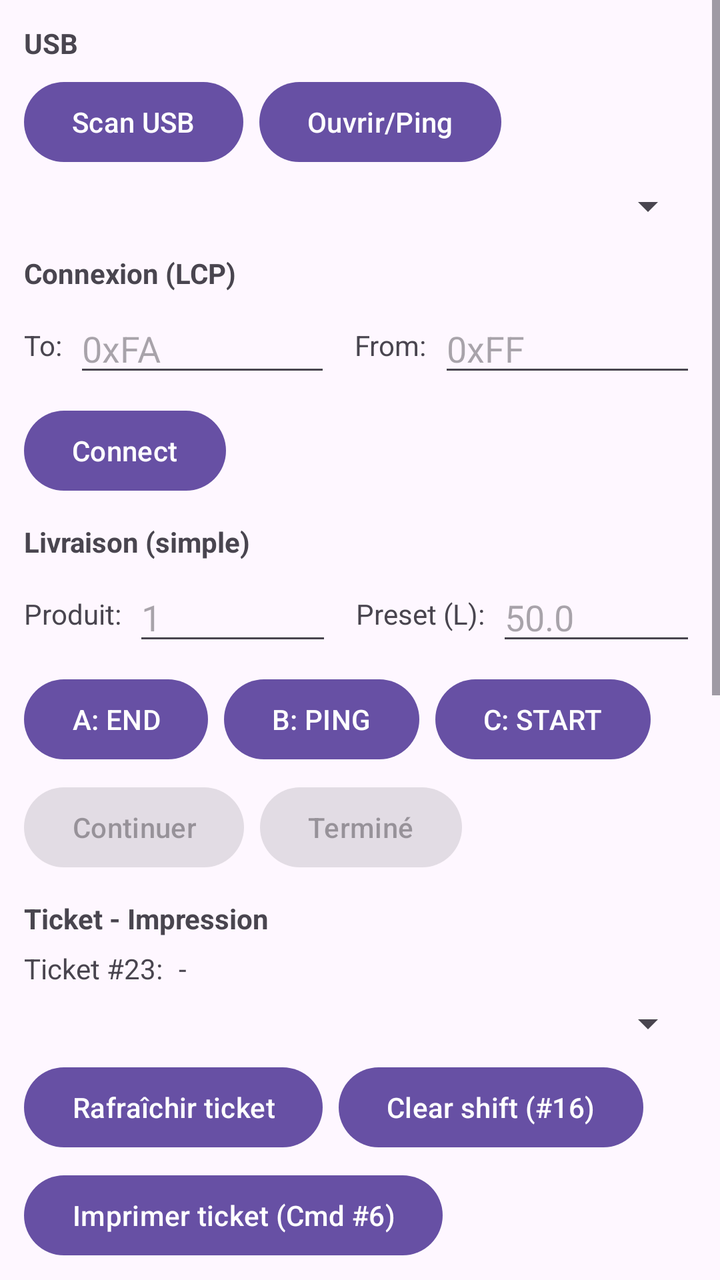
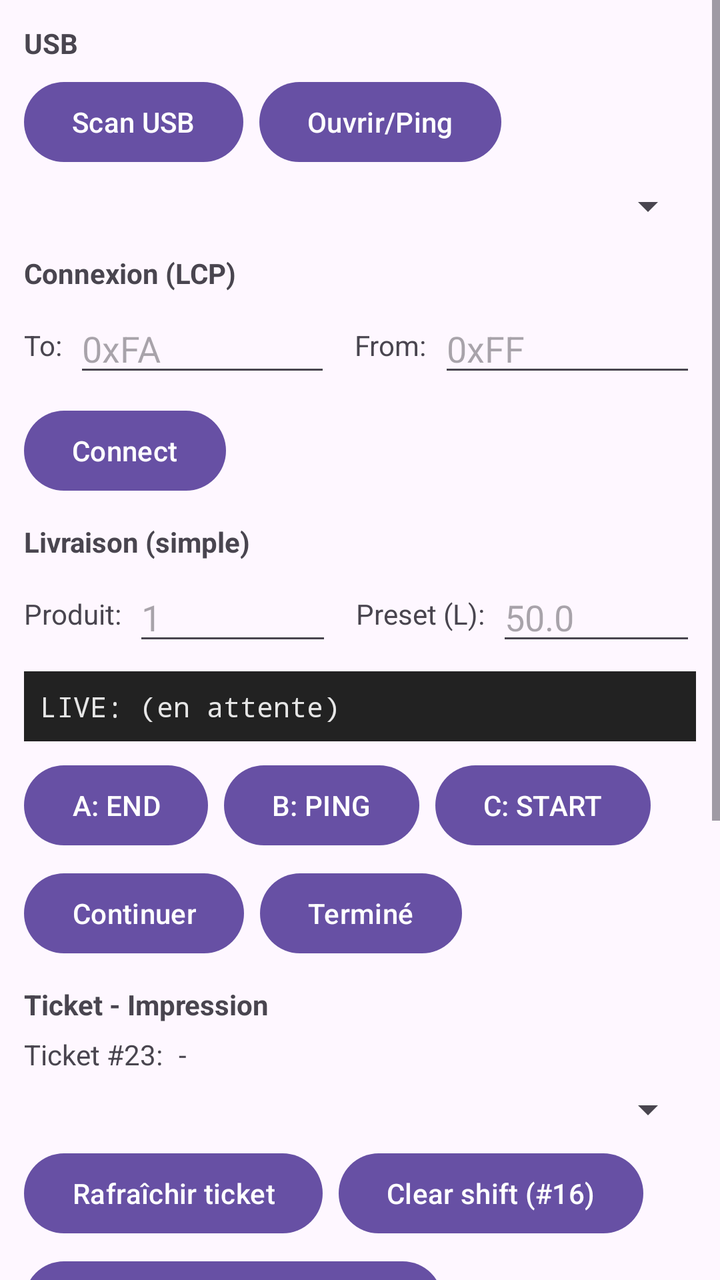

Compare the two renders of this Android layout. The source of the first and the diff that turns it into the second are given below.
<!-- AndroidManifest.xml: application theme Theme.Material3.DayNight.NoActionBar -->
<!-- res/layout/activity_main.xml -->
<ScrollView xmlns:android="http://schemas.android.com/apk/res/android"
    android:id="@+id/rootScroll"
    android:layout_width="match_parent"
    android:layout_height="match_parent"
    android:fillViewport="true">

    <LinearLayout
        android:id="@+id/root"
        android:layout_width="match_parent"
        android:layout_height="wrap_content"
        android:orientation="vertical"
        android:padding="12dp">

        
        <TextView
            android:id="@+id/lblUsb"
            android:layout_width="wrap_content"
            android:layout_height="wrap_content"
            android:text="USB"
            android:textStyle="bold"
            android:paddingBottom="6dp" />

        <LinearLayout
            android:layout_width="match_parent"
            android:layout_height="wrap_content"
            android:orientation="horizontal">

            <Button
                android:id="@+id/btnScanUsb"
                android:layout_width="wrap_content"
                android:layout_height="wrap_content"
                android:text="Scan USB" />

            <Button
                android:id="@+id/btnPingUsb"
                android:layout_width="wrap_content"
                android:layout_height="wrap_content"
                android:text="Ouvrir/Ping"
                android:layout_marginStart="8dp" />
        </LinearLayout>

        <Spinner
            android:id="@+id/spnUsbDevices"
            android:layout_width="match_parent"
            android:layout_height="wrap_content"
            android:layout_marginTop="6dp" />

        
        <TextView
            android:id="@+id/lblConn"
            android:layout_width="wrap_content"
            android:layout_height="wrap_content"
            android:text="Connexion (LCP)"
            android:textStyle="bold"
            android:paddingTop="12dp"
            android:paddingBottom="6dp" />

        <LinearLayout
            android:layout_width="match_parent"
            android:layout_height="wrap_content"
            android:orientation="horizontal">

            <TextView
                android:layout_width="wrap_content"
                android:layout_height="wrap_content"
                android:text="To:"
                android:layout_gravity="center_vertical"
                android:paddingEnd="6dp" />

            <EditText
                android:id="@+id/edtTo"
                android:layout_width="0dp"
                android:layout_height="wrap_content"
                android:layout_weight="1"
                android:hint="0xFA"
                android:inputType="text"
                android:maxLines="1" />

            <TextView
                android:layout_width="wrap_content"
                android:layout_height="wrap_content"
                android:text="From:"
                android:layout_gravity="center_vertical"
                android:paddingStart="12dp"
                android:paddingEnd="6dp" />

            <EditText
                android:id="@+id/edtFrom"
                android:layout_width="0dp"
                android:layout_height="wrap_content"
                android:layout_weight="1"
                android:hint="0xFF"
                android:inputType="text"
                android:maxLines="1" />
        </LinearLayout>

        <Button
            android:id="@+id/btnConnect"
            android:layout_width="wrap_content"
            android:layout_height="wrap_content"
            android:text="Connect"
            android:layout_marginTop="8dp" />

        
        <TextView
            android:id="@+id/lblDelivery"
            android:layout_width="wrap_content"
            android:layout_height="wrap_content"
            android:text="Livraison (simple)"
            android:textStyle="bold"
            android:paddingTop="12dp"
            android:paddingBottom="6dp" />

        <LinearLayout
            android:layout_width="match_parent"
            android:layout_height="wrap_content"
            android:orientation="horizontal">

            <TextView
                android:layout_width="wrap_content"
                android:layout_height="wrap_content"
                android:text="Produit:"
                android:layout_gravity="center_vertical"
                android:paddingEnd="6dp" />

            <EditText
                android:id="@+id/edtProduct"
                android:layout_width="0dp"
                android:layout_height="wrap_content"
                android:layout_weight="1"
                android:hint="1"
                android:inputType="number"
                android:maxLines="1" />

            <TextView
                android:layout_width="wrap_content"
                android:layout_height="wrap_content"
                android:text="Preset (L):"
                android:layout_gravity="center_vertical"
                android:paddingStart="12dp"
                android:paddingEnd="6dp" />

            <EditText
                android:id="@+id/edtPreset"
                android:layout_width="0dp"
                android:layout_height="wrap_content"
                android:layout_weight="1"
                android:hint="50.0"
                android:inputType="numberDecimal"
                android:maxLines="1" />
        </LinearLayout>

        
        <LinearLayout
            android:layout_width="match_parent"
            android:layout_height="wrap_content"
            android:orientation="horizontal"
            android:layout_marginTop="8dp">

            <Button
                android:id="@+id/btnA"
                android:layout_width="wrap_content"
                android:layout_height="wrap_content"
                android:text="A: END" />

            <Button
                android:id="@+id/btnB"
                android:layout_width="wrap_content"
                android:layout_height="wrap_content"
                android:text="B: PING"
                android:layout_marginStart="8dp" />

            <Button
                android:id="@+id/btnC"
                android:layout_width="wrap_content"
                android:layout_height="wrap_content"
                android:text="C: START"
                android:layout_marginStart="8dp" />
        </LinearLayout>

        
        <LinearLayout
            android:layout_width="match_parent"
            android:layout_height="wrap_content"
            android:orientation="horizontal"
            android:layout_marginTop="6dp">

            <Button
                android:id="@+id/btnContinue"
                android:layout_width="wrap_content"
                android:layout_height="wrap_content"
                android:text="Continuer"
                android:enabled="false" />

            <Button
                android:id="@+id/btnFinish"
                android:layout_width="wrap_content"
                android:layout_height="wrap_content"
                android:text="Terminé"
                android:layout_marginStart="8dp"
                android:enabled="false" />
        </LinearLayout>

        
        <TextView
            android:id="@+id/lblTicket"
            android:layout_width="wrap_content"
            android:layout_height="wrap_content"
            android:text="Ticket - Impression"
            android:textStyle="bold"
            android:paddingTop="12dp"
            android:paddingBottom="6dp" />

        
        <LinearLayout
            android:layout_width="match_parent"
            android:layout_height="wrap_content"
            android:orientation="horizontal"
            android:gravity="center_vertical">

            <TextView
                android:layout_width="wrap_content"
                android:layout_height="wrap_content"
                android:text="Ticket #23:"
                android:paddingEnd="8dp" />

            <TextView
                android:id="@+id/txtTicketNumber"
                android:layout_width="wrap_content"
                android:layout_height="wrap_content"
                android:text="-" />
        </LinearLayout>

        
        <Spinner
            android:id="@+id/spnTicketRequired"
            android:layout_width="match_parent"
            android:layout_height="wrap_content"
            android:layout_marginTop="6dp" />

        <LinearLayout
            android:layout_width="match_parent"
            android:layout_height="wrap_content"
            android:orientation="horizontal"
            android:layout_marginTop="6dp">

            <Button
                android:id="@+id/btnRefreshTicket"
                android:layout_width="wrap_content"
                android:layout_height="wrap_content"
                android:text="Rafraîchir ticket" />

            <Button
                android:id="@+id/btnClearShift"
                android:layout_width="wrap_content"
                android:layout_height="wrap_content"
                android:text="Clear shift (#16)"
                android:layout_marginStart="8dp" />
        </LinearLayout>

        
        <Button
            android:id="@+id/btnPrintPending"
            android:layout_width="wrap_content"
            android:layout_height="wrap_content"
            android:text="Imprimer ticket (Cmd #6)"
            android:layout_marginTop="6dp" />

        
        <TextView
            android:id="@+id/lblPrinterStatus"
            android:layout_width="wrap_content"
            android:layout_height="wrap_content"
            android:text="Statut imprimante (0x23 / prnStatus):"
            android:textStyle="bold"
            android:paddingTop="12dp"
            android:paddingBottom="6dp" />

        <TextView
            android:id="@+id/txtPrinterStatus"
            android:layout_width="match_parent"
            android:layout_height="wrap_content"
            android:text="(non connecté / non lu)"
            android:padding="10dp"
            android:background="#EEEEEE" />

        <Button
            android:id="@+id/btnRefreshPrinter"
            android:layout_width="wrap_content"
            android:layout_height="wrap_content"
            android:text="Rafraîchir imprimante"
            android:layout_marginTop="6dp" />

        
        <TextView
            android:id="@+id/lblLogs"
            android:layout_width="wrap_content"
            android:layout_height="wrap_content"
            android:text="Logs"
            android:textStyle="bold"
            android:paddingTop="12dp"
            android:paddingBottom="6dp" />

        <CheckBox
            android:id="@+id/switchIoLog"
            android:layout_width="wrap_content"
            android:layout_height="wrap_content"
            android:text="Afficher logs + I/O (TX/RX)" />

        <LinearLayout
            android:layout_width="match_parent"
            android:layout_height="wrap_content"
            android:orientation="horizontal"
            android:layout_marginTop="6dp">

            <Button
                android:id="@+id/btnCopyLog"
                android:layout_width="wrap_content"
                android:layout_height="wrap_content"
                android:text="Copier log" />

            <Button
                android:id="@+id/btnClearLog"
                android:layout_width="wrap_content"
                android:layout_height="wrap_content"
                android:text="Effacer"
                android:layout_marginStart="8dp" />
        </LinearLayout>

        
        <ScrollView
            android:id="@+id/logScroll"
            android:layout_width="match_parent"
            android:layout_height="260dp"
            android:layout_marginTop="6dp"
            android:background="#111111"
            android:padding="0dp"
            android:fillViewport="true">

            <TextView
                android:id="@+id/txtLog"
                android:layout_width="match_parent"
                android:layout_height="wrap_content"
                android:textSize="12sp"
                android:textIsSelectable="true"
                android:typeface="monospace"
                android:padding="10dp"
                android:background="#111111"
                android:textColor="#E6E6E6"
                android:text="" />
        </ScrollView>

    </LinearLayout>
</ScrollView>
<!-- resources referenced by this layout -->
<resources>

</resources>

<!-- the commit's change to res/layout/activity_main.xml (unified diff, before → after) -->
@@ -1,5 +1,5 @@
 <ScrollView xmlns:android="http://schemas.android.com/apk/res/android"
-    android:id="@+id/rootScroll"
+    android:id="@+id/logScroll"
     android:layout_width="match_parent"
     android:layout_height="match_parent"
     android:fillViewport="true">
@@ -151,6 +151,20 @@
         </LinearLayout>
 
         
+        
+        <TextView
+            android:id="@+id/txtLive"
+            android:layout_width="match_parent"
+            android:layout_height="wrap_content"
+            android:text="LIVE: (en attente)"
+            android:textSize="14sp"
+            android:typeface="monospace"
+            android:padding="8dp"
+            android:layout_marginTop="8dp"
+            android:background="#222222"
+            android:textColor="#E6E6E6" />
+
+        
         <LinearLayout
             android:layout_width="match_parent"
             android:layout_height="wrap_content"
@@ -178,7 +192,6 @@
                 android:layout_marginStart="8dp" />
         </LinearLayout>
 
-        
         <LinearLayout
             android:layout_width="match_parent"
             android:layout_height="wrap_content"
@@ -189,16 +202,14 @@
                 android:id="@+id/btnContinue"
                 android:layout_width="wrap_content"
                 android:layout_height="wrap_content"
-                android:text="Continuer"
-                android:enabled="false" />
+                android:text="Continuer" />
 
             <Button
                 android:id="@+id/btnFinish"
                 android:layout_width="wrap_content"
                 android:layout_height="wrap_content"
                 android:text="Terminé"
-                android:layout_marginStart="8dp"
-                android:enabled="false" />
+                android:layout_marginStart="8dp" />
         </LinearLayout>
 
         
@@ -327,28 +338,18 @@
                 android:layout_marginStart="8dp" />
         </LinearLayout>
 
-        
-        <ScrollView
-            android:id="@+id/logScroll"
-            android:layout_width="match_parent"
-            android:layout_height="260dp"
+        <TextView
+            android:id="@+id/txtLog"
+            android:layout_width="match_parent"
+            android:layout_height="wrap_content"
+            android:textSize="12sp"
+            android:textIsSelectable="true"
+            android:typeface="monospace"
+            android:padding="10dp"
             android:layout_marginTop="6dp"
             android:background="#111111"
-            android:padding="0dp"
-            android:fillViewport="true">
-
-            <TextView
-                android:id="@+id/txtLog"
-                android:layout_width="match_parent"
-                android:layout_height="wrap_content"
-                android:textSize="12sp"
-                android:textIsSelectable="true"
-                android:typeface="monospace"
-                android:padding="10dp"
-                android:background="#111111"
-                android:textColor="#E6E6E6"
-                android:text="" />
-        </ScrollView>
+            android:textColor="#E6E6E6"
+            android:text="" />
 
     </LinearLayout>
 </ScrollView>
